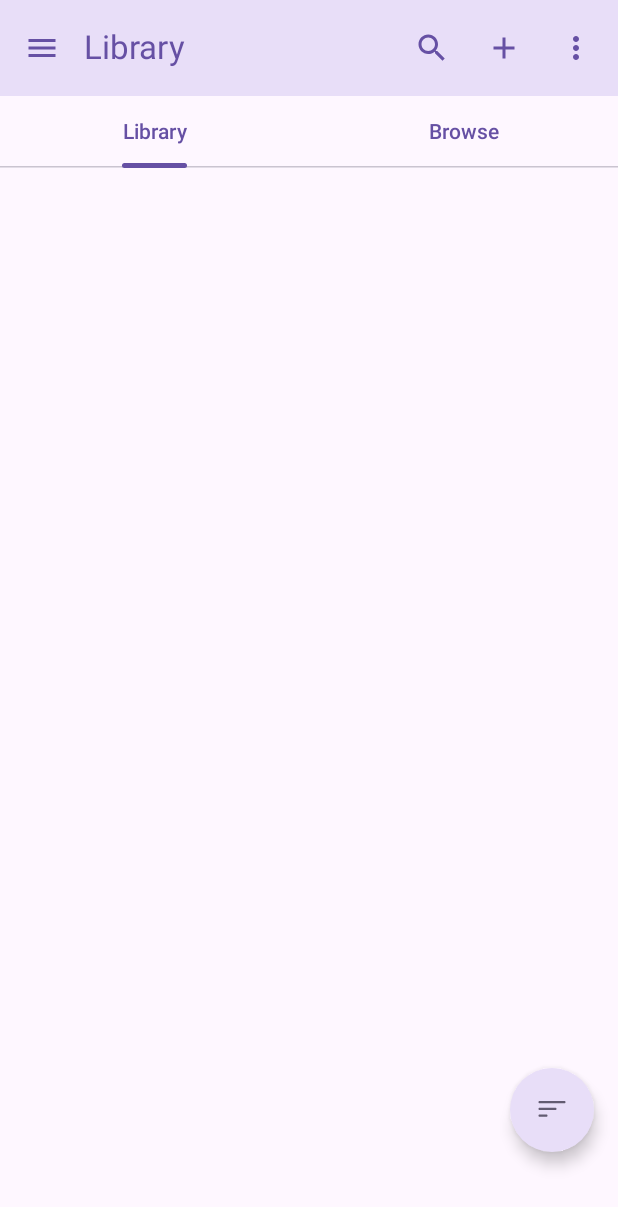
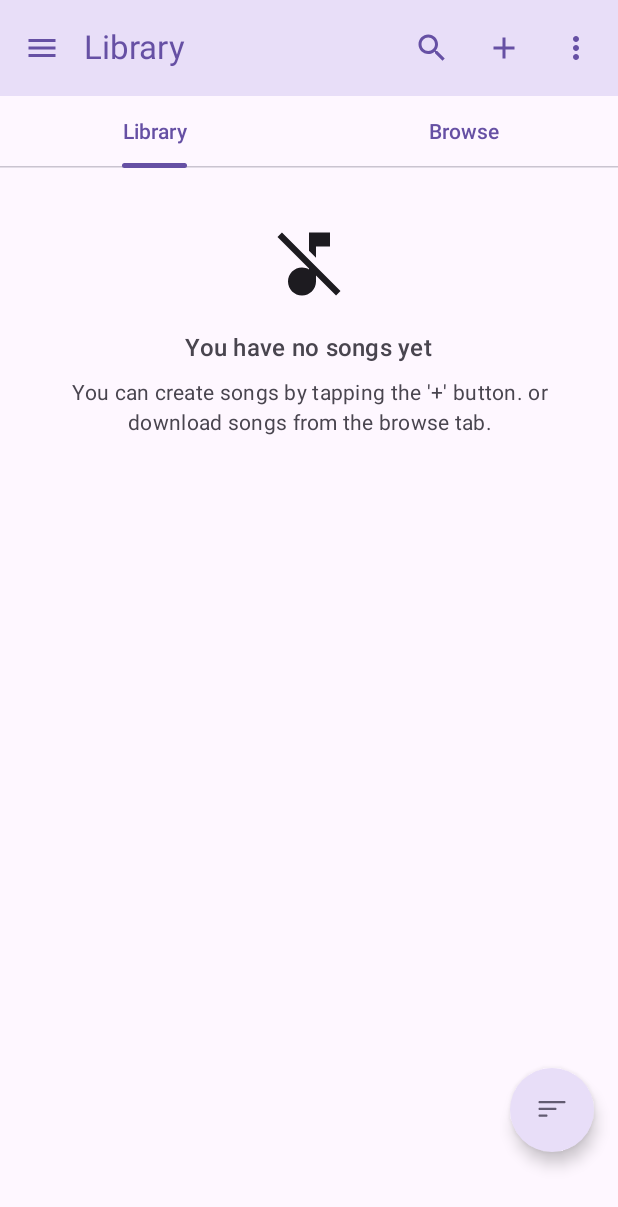
Before and after one commit to sss97cz/Chordbay, an Android app built with Jetpack Compose: the screen it shows after launch (MainActivity), on a phone screen of 412 x 824 dp. Shown: the top 1207 px of the screen. Run offline under Robolectric (Android 15) with nearby library versions, the phone set to English and light mode, and no system bars; our stand-ins replace Room's generated code; 1 statement that could not run was skipped.

Commit message:
some all around UI improvements

```diff
--- a/app/src/main/java/com/example/chords2/ui/composable/component/list/AlphabeticalSognList.kt
+++ b/app/src/main/java/com/example/chords2/ui/composable/component/list/AlphabeticalSognList.kt
@@ -1,23 +1,31 @@
 package com.example.chords2.ui.composable.component.list
 
 import androidx.compose.foundation.ExperimentalFoundationApi
+import androidx.compose.foundation.layout.Arrangement
 import androidx.compose.foundation.layout.Box
+import androidx.compose.foundation.layout.Column
 import androidx.compose.foundation.layout.PaddingValues
+import androidx.compose.foundation.layout.Spacer
 import androidx.compose.foundation.layout.fillMaxSize
 import androidx.compose.foundation.layout.fillMaxWidth
 import androidx.compose.foundation.layout.height
 import androidx.compose.foundation.layout.padding
+import androidx.compose.foundation.layout.size
 import androidx.compose.foundation.lazy.LazyColumn
 import androidx.compose.foundation.lazy.items
 import androidx.compose.foundation.lazy.rememberLazyListState
 import androidx.compose.material.icons.Icons
+import androidx.compose.material.icons.filled.Add
 import androidx.compose.material.icons.filled.CloudDone
+import androidx.compose.material.icons.filled.MusicOff
+import androidx.compose.material.icons.filled.QuestionMark
 import androidx.compose.material3.Icon
 import androidx.compose.material3.MaterialTheme
 import androidx.compose.material3.Surface
 import androidx.compose.material3.Text
 import androidx.compose.runtime.Composable
 import androidx.compose.runtime.remember
+import androidx.compose.ui.Alignment
 import androidx.compose.ui.Modifier
 import androidx.compose.ui.text.style.TextAlign
 import androidx.compose.ui.unit.Dp
@@ -71,6 +79,36 @@ fun AlphabeticalSongList(
             modifier = Modifier.fillMaxSize(),
             contentPadding = PaddingValues(top = 4.dp, bottom = bottomPadding)
         ) {
+            if (songs.isEmpty()) {
+                item {
+                    Column(
+                        modifier = Modifier
+                            .fillMaxSize()
+                            .padding(32.dp),
+                        horizontalAlignment = Alignment.CenterHorizontally,
+                    ) {
+                        Icon(
+                            modifier = Modifier.size(56.dp),
+                            imageVector = Icons.Default.MusicOff,
+                            contentDescription = "No Songs",
+                            tint = MaterialTheme.colorScheme.onSurface
+                        )
+                        Spacer(Modifier.height(16.dp))
+                        Text(
+                            text = "You have no songs yet",
+                            style = MaterialTheme.typography.titleMedium,
+                            color = MaterialTheme.colorScheme.onSurfaceVariant
+                        )
+                        Spacer(Modifier.height(8.dp))
+                        Text(
+                            text = "You can create songs by tapping the '+' button. or download songs from the browse tab.",
+                            style = MaterialTheme.typography.bodyMedium,
+                            color = MaterialTheme.colorScheme.onSurfaceVariant,
+                            textAlign = TextAlign.Center
+                        )
+                    }
+                }
+            }
             grouped.forEach { (letter, list) ->
                 stickyHeader {
                     Surface(
--- a/app/src/main/java/com/example/chords2/ui/composable/screen/HomeScreen.kt
+++ b/app/src/main/java/com/example/chords2/ui/composable/screen/HomeScreen.kt
@@ -93,7 +93,7 @@ fun HomeScreen(
     val isUserLoggedIn = authViewModel.isUserLoggedIn.collectAsState()
 
 
-    var searchBarExpanded by remember { mutableStateOf(false) }
+    var searchBarExpanded by rememberSaveable { mutableStateOf(false) }
     var searchQuery by rememberSaveable { mutableStateOf("") }
     var searchBarIsActive by rememberSaveable { mutableStateOf(false) }
     val keyboardController = LocalSoftwareKeyboardController.current
@@ -387,54 +387,6 @@ fun HomeScreen(
                         }
 //-------------------------------- REMOTE SONGS-----------------------------------------------------
                         MainTabs.REMOTE_SONGS -> {
-//                            val artists = songViewModel.artists.collectAsState()
-//                            LaunchedEffect(Unit) {
-//                                songViewModel.fetchAllArtists()
-//                                Log.d("HomeScreen", "Fetched artists: ${artists.value}")
-//                            }
-//                            val isRefreshing = songViewModel.isLoading.collectAsState()
-//                            val pullToRefreshState = rememberPullToRefreshState()
-//
-//
-//                            PullToRefreshBox(
-//                                modifier = Modifier.fillMaxSize(),
-//                                isRefreshing = isRefreshing.value,
-//                                onRefresh = {
-//                                    scope.launch {
-//                                        songViewModel.fetchAllArtists()
-//                                    }
-//                                },
-//                                state = pullToRefreshState,
-//                                indicator = {
-//                                    PullToRefreshDefaults.Indicator(
-//                                        state = pullToRefreshState,
-//                                        modifier = Modifier.align(Alignment.TopCenter),
-//                                        isRefreshing = isRefreshing.value
-//                                    )
-//                                }
-//                            ) {
-//                                LazyColumn(
-//                                    modifier = Modifier.fillMaxSize(),
-//                                    contentPadding = PaddingValues(
-//                                        top = 4.dp,
-//                                        bottom = dynamicBottomPadding
-//                                    ),
-//                                    verticalArrangement = Arrangement.spacedBy(8.dp),
-//                                ) {
-//                                    items(artists.value) { artist ->
-//                                        ArtistItem(
-//                                            artist = artist.name,
-//                                            songCount = artist.songCount,
-//                                            modifier = Modifier.fillMaxWidth(),
-//                                            onClick = {
-//                                                navController.navigate(
-//                                                    Paths.ArtistSongsPath.createRoute(artist.name)
-//                                                )
-//                                            }
-//                                        )
-//                                    }
-//                                }
-//                            }
                             RemoteSongsTab(
                                 remoteSongsViewModel = remoteSongsViewModel,
                                 songsViewModel = songViewModel,
```
Also changed, not shown: app/src/main/java/com/example/chords2/ui/composable/component/alertdialog/EditInfoAlertDialog.kt (added, +37 -0 lines), app/src/main/java/com/example/chords2/ui/composable/screen/EditSongScreen.kt (+13 -0 lines), app/src/main/java/com/example/chords2/ui/composable/screen/RemoteSongsTab.kt (+7 -8 lines).
